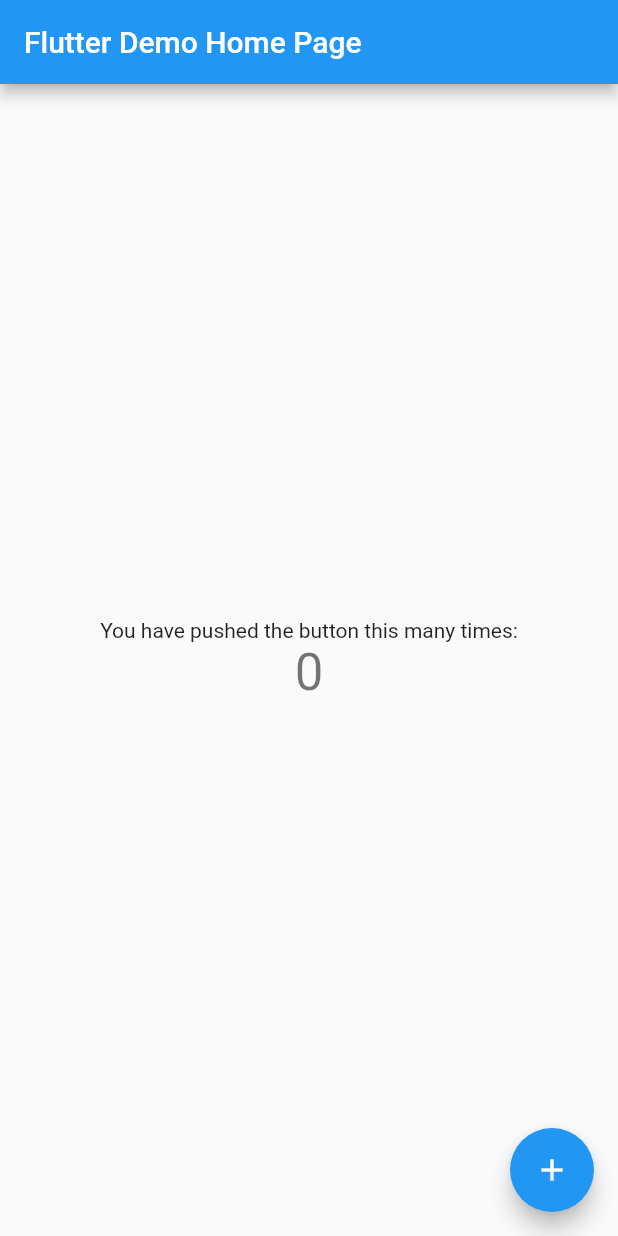
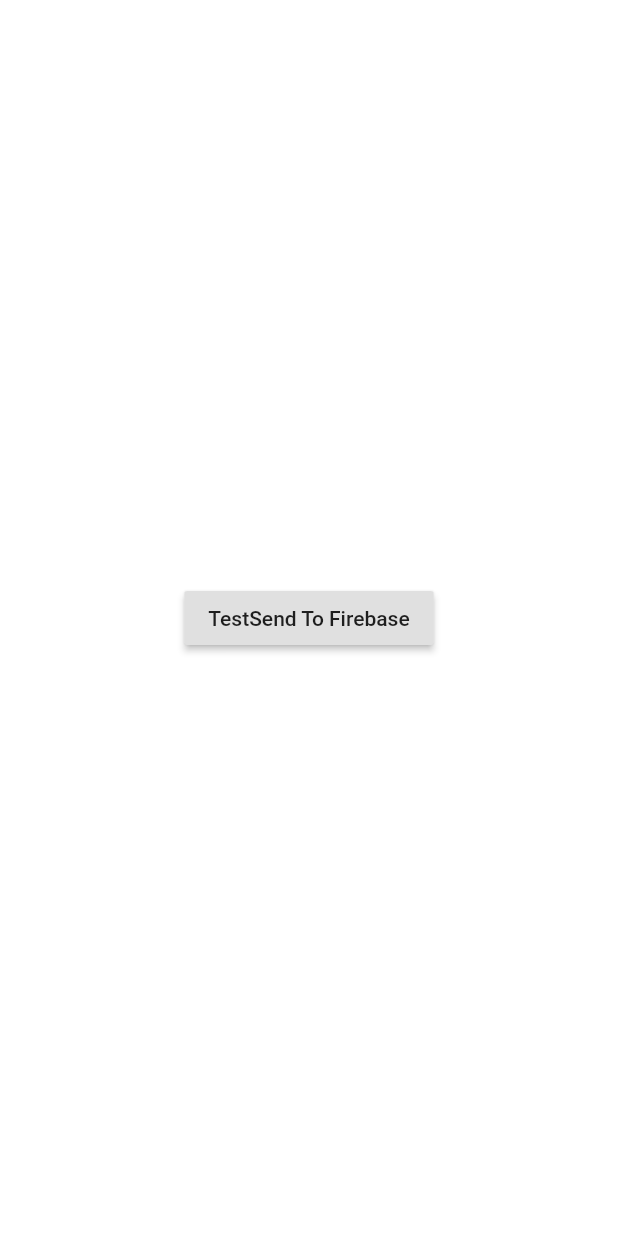
Before and after one commit to Mimand3r/NoMercy, a Flutter app: the screen it shows after launch, on a phone screen of 412 x 824 dp. Run offline on Flutter 3.47's test engine with Material 2 defaults, Android fonts, the phone set to English and light mode, and no system bars; our stand-ins replace cloud_firestore; accounts and stored records are empty.

Commit message:
basic sender set up

```diff
--- /dev/null
+++ b/App1_Sender/NoMercySender/lib/firebase_worker.dart
@@ -0,0 +1,11 @@
+import 'package:cloud_firestore/cloud_firestore.dart';
+
+class FirebaseWorker {
+  static Future testWriteToFirebase(String text) async {
+    print("Making Test Send to Firebase - $text");
+    Firestore.instance
+        .collection("testColl")
+        .document("testDoc")
+        .setData({"time": text});
+  }
+}
--- a/App1_Sender/NoMercySender/lib/main.dart
+++ b/App1_Sender/NoMercySender/lib/main.dart
@@ -1,3 +1,4 @@
+import 'package:NoMercySender/firebase_worker.dart';
 import 'package:flutter/material.dart';
 
 void main() {
@@ -5,113 +6,66 @@ void main() {
 }
 
 class MyApp extends StatelessWidget {
-  // This widget is the root of your application.
   @override
   Widget build(BuildContext context) {
     return MaterialApp(
-      title: 'Flutter Demo',
+      title: 'NoMercySender',
+      debugShowCheckedModeBanner: false,
       theme: ThemeData(
-        // This is the theme of your application.
-        //
-        // Try running your application with "flutter run". You'll see the
-        // application has a blue toolbar. Then, without quitting the app, try
-        // changing the primarySwatch below to Colors.green and then invoke
-        // "hot reload" (press "r" in the console where you ran "flutter run",
-        // or simply save your changes to "hot reload" in a Flutter IDE).
-        // Notice that the counter didn't reset back to zero; the application
-        // is not restarted.
         primarySwatch: Colors.blue,
-        // This makes the visual density adapt to the platform that you run
-        // the app on. For desktop platforms, the controls will be smaller and
-        // closer together (more dense) than on mobile platforms.
         visualDensity: VisualDensity.adaptivePlatformDensity,
       ),
-      home: MyHomePage(title: 'Flutter Demo Home Page'),
+      home: HomePage(),
     );
   }
 }
 
-class MyHomePage extends StatefulWidget {
-  MyHomePage({Key key, this.title}) : super(key: key);
-
-  // This widget is the home page of your application. It is stateful, meaning
-  // that it has a State object (defined below) that contains fields that affect
-  // how it looks.
-
-  // This class is the configuration for the state. It holds the values (in this
-  // case the title) provided by the parent (in this case the App widget) and
-  // used by the build method of the State. Fields in a Widget subclass are
-  // always marked "final".
-
-  final String title;
-
+class HomePage extends StatefulWidget {
   @override
-  _MyHomePageState createState() => _MyHomePageState();
+  _HomePageState createState() => _HomePageState();
 }
 
-class _MyHomePageState extends State<MyHomePage> {
-  int _counter = 0;
+class _HomePageState extends State<HomePage> {
+  Future _testSendKlicked() async {
+    setState(() => isLoading = true);
+    await FirebaseWorker.testWriteToFirebase(DateTime.now().toIso8601String());
+    setState(() => isLoading = false);
+  }
 
-  void _incrementCounter() {
-    setState(() {
-      // This call to setState tells the Flutter framework that something has
-      // changed in this State, which causes it to rerun the build method below
-      // so that the display can reflect the updated values. If we changed
-      // _counter without calling setState(), then the build method would not be
-      // called again, and so nothing would appear to happen.
-      _counter++;
-    });
-  }
+  var isLoading = false;
 
   @override
   Widget build(BuildContext context) {
-    // This method is rerun every time setState is called, for instance as done
-    // by the _incrementCounter method above.
-    //
-    // The Flutter framework has been optimized to make rerunning build methods
-    // fast, so that you can just rebuild anything that needs updating rather
-    // than having to individually change instances of widgets.
     return Scaffold(
-      appBar: AppBar(
-        // Here we take the value from the MyHomePage object that was created by
-        // the App.build method, and use it to set our appbar title.
-        title: Text(widget.title),
+      body: Stack(
+        children: [
+          Container(
+            width: double.infinity,
+            height: double.infinity,
+            color: Colors.white,
+          ),
+          SafeArea(
+              child: Container(
+            width: double.infinity,
+            child: Column(
+              mainAxisAlignment: MainAxisAlignment.center,
+              crossAxisAlignment: CrossAxisAlignment.center,
+              children: [
+                Builder(
+                  builder: (context) {
+                    if (!isLoading)
+                      return RaisedButton(
+                        onPressed: _testSendKlicked,
+                        child: Text("TestSend To Firebase"),
+                      );
+                    return CircularProgressIndicator();
+                  },
+                )
+              ],
+            ),
+          ))
+        ],
       ),
-      body: Center(
-        // Center is a layout widget. It takes a single child and positions it
-        // in the middle of the parent.
-        child: Column(
-          // Column is also a layout widget. It takes a list of children and
-          // arranges them vertically. By default, it sizes itself to fit its
-          // children horizontally, and tries to be as tall as its parent.
-          //
-          // Invoke "debug painting" (press "p" in the console, choose the
-          // "Toggle Debug Paint" action from the Flutter Inspector in Android
-          // Studio, or the "Toggle Debug Paint" command in Visual Studio Code)
-          // to see the wireframe for each widget.
-          //
-          // Column has various properties to control how it sizes itself and
-          // how it positions its children. Here we use mainAxisAlignment to
-          // center the children vertically; the main axis here is the vertical
-          // axis because Columns are vertical (the cross axis would be
-          // horizontal).
-          mainAxisAlignment: MainAxisAlignment.center,
-          children: <Widget>[
-            Text(
-              'You have pushed the button this many times:',
-            ),
-            Text(
-              '$_counter',
-              style: Theme.of(context).textTheme.headline4,
-            ),
-          ],
-        ),
-      ),
-      floatingActionButton: FloatingActionButton(
-        onPressed: _incrementCounter,
-        tooltip: 'Increment',
-        child: Icon(Icons.add),
-      ), // This trailing comma makes auto-formatting nicer for build methods.
     );
   }
 }
--- a/App1_Sender/NoMercySender/pubspec.yaml
+++ b/App1_Sender/NoMercySender/pubspec.yaml
@@ -1,5 +1,5 @@
 name: NoMercySender
-description: A new Flutter project.
+description: Sender App in No Mercy Project.
 
 # The following line prevents the package from being accidentally published to
 # pub.dev using `pub publish`. This is preferred for private packages.
@@ -15,7 +15,7 @@ publish_to: 'none' # Remove this line if you wish to publish to pub.dev
 # In iOS, build-name is used as CFBundleShortVersionString while build-number used as CFBundleVersion.
 # Read more about iOS versioning at
 # https://developer.apple.com/library/archive/documentation/General/Reference/InfoPlistKeyReference/Articles/CoreFoundationKeys.html
-version: 1.0.0+1
+version: 0.0.1+1
 
 environment:
   sdk: ">=2.7.0 <3.0.0"
@@ -23,6 +23,8 @@ environment:
 dependencies:
   flutter:
     sdk: flutter
+
+  cloud_firestore: ^0.13.7
 
 
   # The following adds the Cupertino Icons font to your application.
```
Also changed, not shown: App1_Sender/NoMercySender/pubspec.lock, 3 other files.
